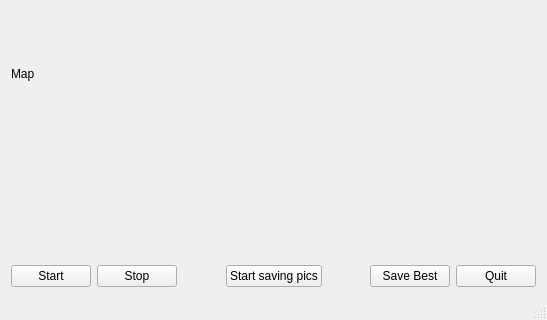
Old version of the form mainwindow.ui in the repository icoz/evo; both pictures show x 0 to 547 and y 160 to 480 of the 547 by 480 pixel window.
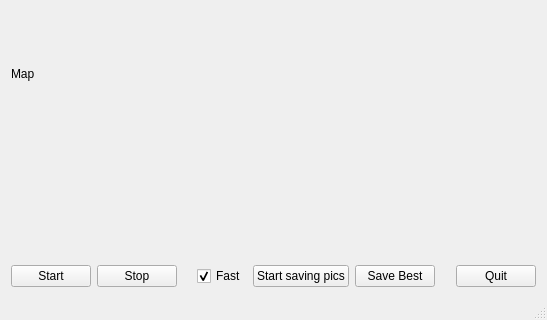
New version of the form.

Commit message: Speed optimizations: 2 timers removed renamed onTmrNewAniTimeout() to appendNewAnimals() CheckBox added for toggling fast work

Patch:
```diff
--- a/mainwindow.ui
+++ b/mainwindow.ui
@@ -82,6 +82,16 @@
         </property>
        </spacer>
       </item>
+      <item>
+       <widget class="QCheckBox" name="cbxFast">
+        <property name="text">
+         <string>Fast</string>
+        </property>
+        <property name="checked">
+         <bool>true</bool>
+        </property>
+       </widget>
+      </item>
       <item>
        <widget class="QPushButton" name="btnSavePics">
         <property name="text">
@@ -92,6 +102,13 @@
         </property>
        </widget>
       </item>
+      <item>
+       <widget class="QPushButton" name="btnSaveBest">
+        <property name="text">
+         <string>Save Best</string>
+        </property>
+       </widget>
+      </item>
       <item>
        <spacer name="horizontalSpacer">
         <property name="orientation">
@@ -105,13 +122,6 @@
         </property>
        </spacer>
       </item>
-      <item>
-       <widget class="QPushButton" name="btnSaveBest">
-        <property name="text">
-         <string>Save Best</string>
-        </property>
-       </widget>
-      </item>
       <item>
        <widget class="QPushButton" name="btnQuit">
         <property name="text">
```
The commit also changes 2 other files.
